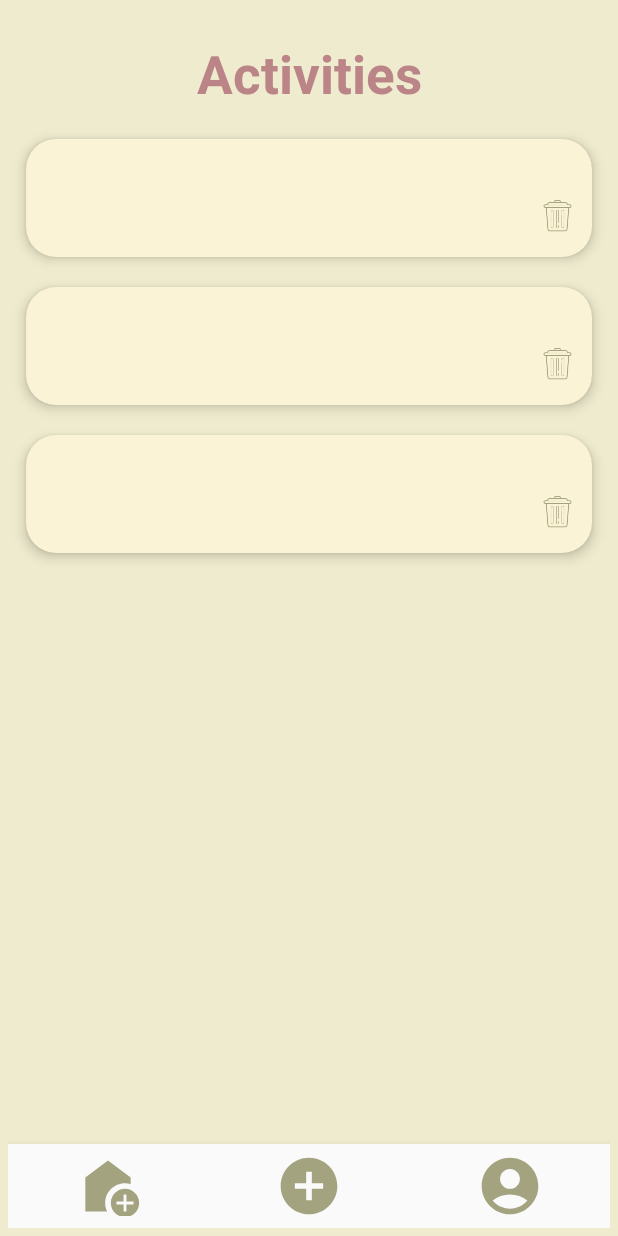
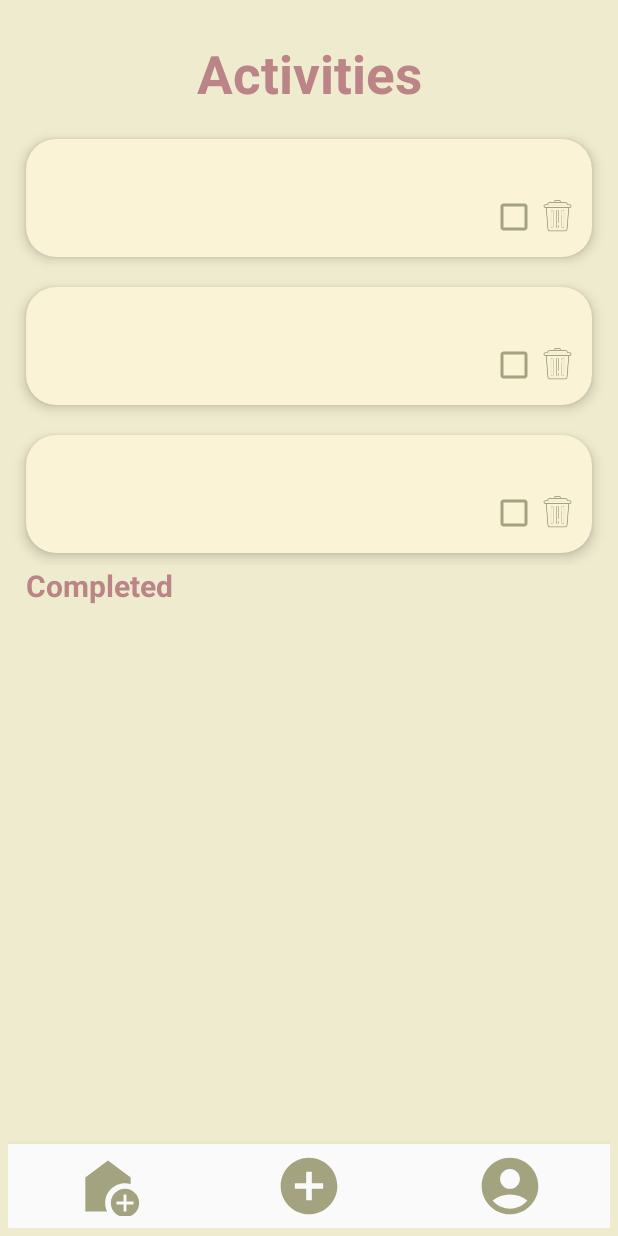
Before and after one commit to AreebaAkram/DopamineMenu, an Android app: the layout display_activity.xml on its own in the app's theme, with its tools: preview values and no code run, on a phone screen of 412 x 824 dp. Run offline under Robolectric (Android 15) with nearby library versions, the phone set to English and light mode, and no system bars.

Commit message:
Fix state management issues

```diff
--- a/app/src/main/java/com/example/dopaminemenu/vibemenu/adapter/ActivitiesAdapter.kt
+++ b/app/src/main/java/com/example/dopaminemenu/vibemenu/adapter/ActivitiesAdapter.kt
@@ -32,12 +32,17 @@ class ActivitiesAdapter(val activities: MutableList<Activity>, private val datab
                             Toast.makeText(context, "Delete failed", Toast.LENGTH_SHORT).show()
                         }
             }
+                binding.checkbox.setOnCheckedChangeListener(null)
                 binding.checkbox.isChecked = item.state == ActivityState.completed
+
                 binding.checkbox.setOnCheckedChangeListener { _, isChecked ->
                     if (isChecked) {
+                        item.state = ActivityState.completed
                         database.child("activities").child(item.name.toString()).child("state").setValue(ActivityState.completed)
+                        Toast.makeText(context, "Completed ${item.name}", Toast.LENGTH_SHORT).show()
                     }
                     else{
+                        item.state = ActivityState.pending
                         database.child("activities").child(item.name.toString()).child("state").setValue(ActivityState.pending)
                     }
                 }
--- /dev/null
+++ b/app/src/main/res/drawable/baseline_arrow_drop_down_24.xml
@@ -0,0 +1,5 @@
+<vector xmlns:android="http://schemas.android.com/apk/res/android" android:height="24dp" android:tint="#D7C393" android:viewportHeight="24" android:viewportWidth="24" android:width="24dp">
+
+    <path android:fillColor="@android:color/white" android:pathData="M7,10l5,5 5,-5z"/>
+
+</vector>
--- a/app/src/main/res/layout/display_activity.xml
+++ b/app/src/main/res/layout/display_activity.xml
@@ -27,8 +27,7 @@
     <androidx.recyclerview.widget.RecyclerView
         android:id="@+id/itemRv"
         android:layout_width="match_parent"
-        android:layout_height="0dp"
-        app:layout_constraintBottom_toBottomOf="parent"
+        android:layout_height="wrap_content"
         app:layout_constraintEnd_toEndOf="parent"
         app:layout_constraintStart_toStartOf="parent"
         app:layout_constraintTop_toBottomOf="@+id/heading"
@@ -42,7 +41,9 @@
         app:layout_constraintTop_toBottomOf="@+id/itemRv"
         android:text="Completed"
         android:textColor="#bb8588"
-        android:textSize="15dp">
+        android:layout_marginLeft="12dp"
+        android:textSize="20dp"
+        android:textStyle="bold">
     </TextView>
     <androidx.recyclerview.widget.RecyclerView
         android:id="@+id/completedRv"
--- a/app/src/main/res/layout/tasks_activity.xml
+++ b/app/src/main/res/layout/tasks_activity.xml
@@ -77,7 +77,7 @@
                 android:layout_height="30dp"
                 android:clickable="true"
                 android:focusable="false"
-                android:button="@drawable/circle_selector"
+                android:buttonTint="#A3A380"
                 app:layout_constraintEnd_toStartOf="@+id/deletebtn"
                 app:layout_constraintTop_toBottomOf="@+id/category"
                 >
```
